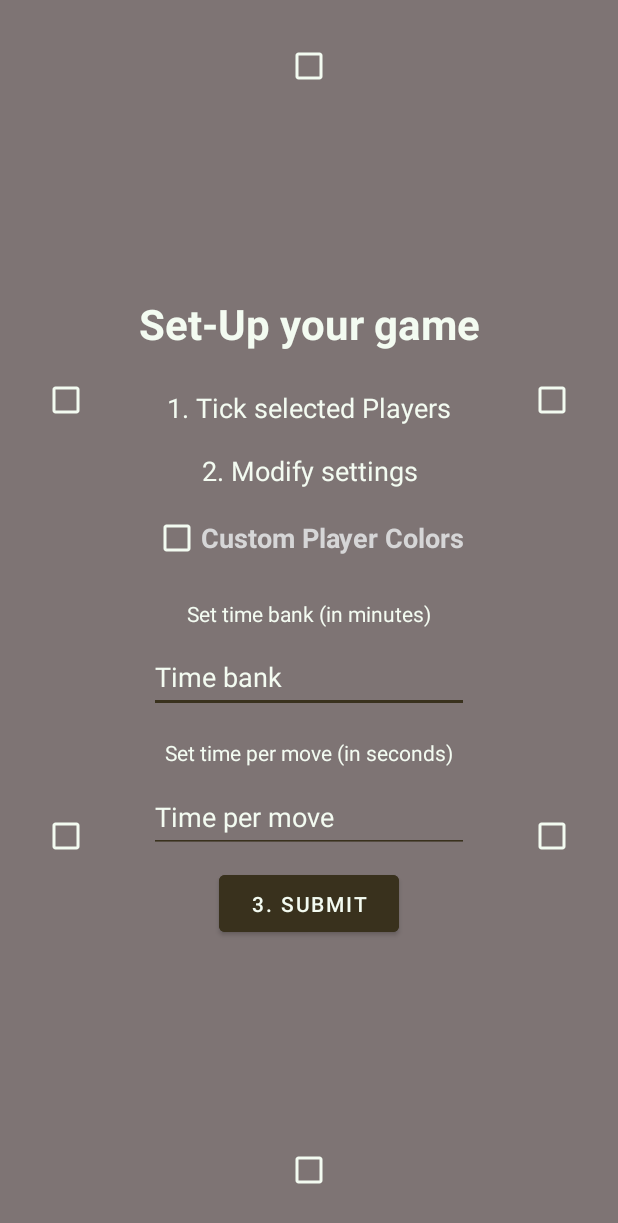
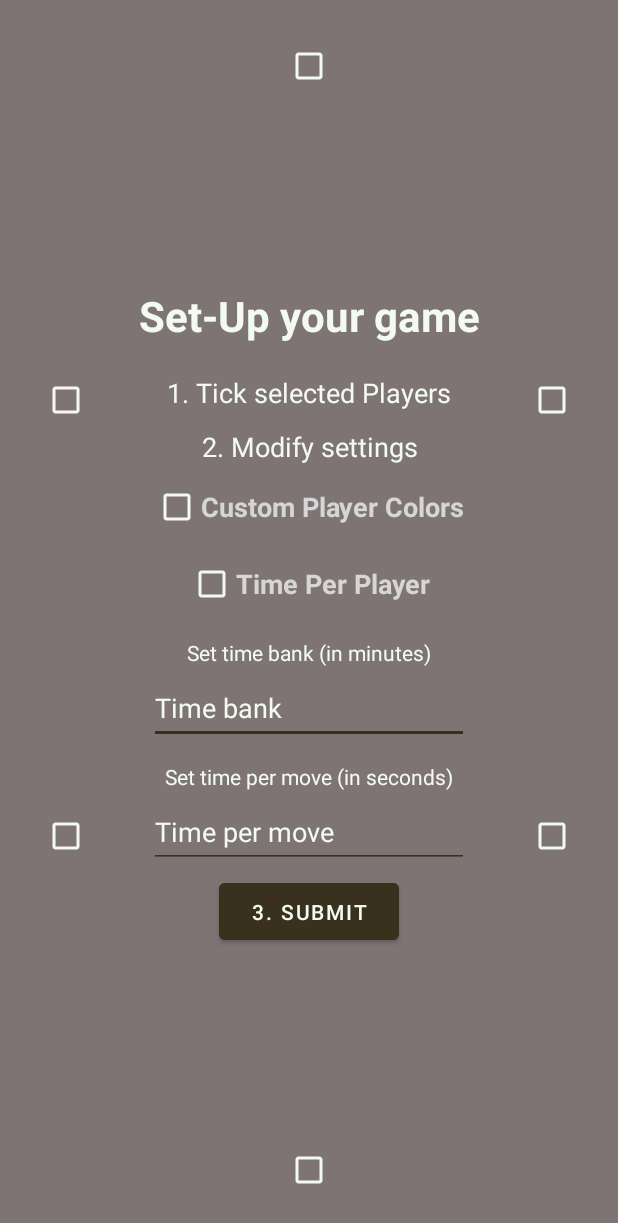
Before and after one commit to Deemerus/BoardGameClock, an Android app: the screen it shows after launch (SettingsActivity), on a phone screen of 412 x 824 dp. Shown: the top 1223 px of the screen. Run offline under Robolectric (Android 15) with nearby library versions, the phone set to English and light mode, and no system bars; libraries missing offline, so code that uses them is left out: com.github.dhaval2404.colorpicker.

Commit message:
introduce custom time bank per player

```diff
--- a/app/src/main/java/pl/boardgameclock/SettingsActivity.java
+++ b/app/src/main/java/pl/boardgameclock/SettingsActivity.java
@@ -28,6 +28,7 @@ public class SettingsActivity extends AppCompatActivity {
     private BoardState boardState;
     private List<Button> colorButtons;
     private List<CheckBox> isInPlayCheckBoxes;
+    private List<EditText> customTimeBankViews;
 
     protected void onCreate(Bundle savedInstanceState) {
         super.onCreate(savedInstanceState);
@@ -53,7 +54,17 @@ public class SettingsActivity extends AppCompatActivity {
         colorButtons.add(findViewById(R.id.color4));
         colorButtons.add(findViewById(R.id.color5));
         colorButtons.add(findViewById(R.id.color6));
+
+        customTimeBankViews = new LinkedList<>();
+        customTimeBankViews.add((findViewById(R.id.customTimeBank1)));
+        customTimeBankViews.add((findViewById(R.id.customTimeBank2)));
+        customTimeBankViews.add((findViewById(R.id.customTimeBank3)));
+        customTimeBankViews.add((findViewById(R.id.customTimeBank4)));
+        customTimeBankViews.add((findViewById(R.id.customTimeBank5)));
+        customTimeBankViews.add((findViewById(R.id.customTimeBank6)));
+
         setColorButtonsVisibility();
+        setCustomTimeBankViewsVisibility();
         setButtonColors();
     }
 
@@ -92,6 +103,20 @@ public class SettingsActivity extends AppCompatActivity {
         colorButtons.get(playerId).setVisibility(visibility);
     }
 
+    private void setCustomTimeBankViewsVisibility() {
+        for(int playerId=0; playerId<=5; playerId++) {
+            setCustomTimeBankViewVisibility(playerId, boardState.isCustomTimeBank());
+        }
+    }
+
+    private void setCustomTimeBankViewVisibility(int playerId, boolean visible) {
+        int visibility = View.INVISIBLE;
+        if(visible && boardState.getPlayer(playerId).isInPlay()){
+            visibility = View.VISIBLE;
+        }
+        customTimeBankViews.get(playerId).setVisibility(visibility);
+    }
+
     private void setPlayersInPlay() {
         for(int playerId=0; playerId<=5; playerId++) {
             boardState.getPlayer(playerId).setInPlay(isInPlayCheckBoxes.get(playerId).isChecked());
@@ -118,9 +143,23 @@ public class SettingsActivity extends AppCompatActivity {
             }
 
             boardState.setTimeBankForAllPlayers(timeBank*60);
+            setCustomTimeBank();
             boardState.setTimeForMove(timePerMove);
             boardState.initiateFirstActivePlayer();
             startActivity(new Intent(this, MainActivity.class));
+        }
+    }
+
+    private void setCustomTimeBank() {
+        if(boardState.isCustomTimeBank()) {
+            for(int playerId = 0; playerId<=5; playerId++) {
+                try{
+                    long timePerMove = Long.parseLong(customTimeBankViews.get(playerId).getText().toString());
+                    boardState.getPlayer(playerId).setTimeBank(timePerMove*60);
+                } catch(NumberFormatException e) {
+                    //do nothing, default value will remain
+                }
+            }
         }
     }
 
@@ -130,9 +169,16 @@ public class SettingsActivity extends AppCompatActivity {
         setColorButtonsVisibility();
     }
 
+    public void onChangeCustomTimePerPlayer(View view) {
+        boolean customTimePerPlayerSetting = ((CheckBox)findViewById(R.id.customTimeBank)).isChecked();
+        boardState.setCustomTimeBank(customTimePerPlayerSetting);
+        setCustomTimeBankViewsVisibility();
+    }
+
     public void onChangePlayerActive(View view) {
         setPlayersInPlay();
         setColorButtonsVisibility();
+        setCustomTimeBankViewsVisibility();
     }
 
     public void onSelectColoPlayer1(View view) {
--- a/app/src/main/java/pl/boardgameclock/classes/BoardState.java
+++ b/app/src/main/java/pl/boardgameclock/classes/BoardState.java
@@ -9,6 +9,15 @@ public class BoardState {
     private int activePlayerId;
     private long timeForMove;
     private boolean customColors = false;
+    private boolean customTimeBank = false;
+
+    public boolean isCustomTimeBank() {
+        return customTimeBank;
+    }
+
+    public void setCustomTimeBank(boolean customTimeBank) {
+        this.customTimeBank = customTimeBank;
+    }
 
     public int getActivePlayerId() {
         return activePlayerId;
--- a/app/src/main/res/layout/activity_settings.xml
+++ b/app/src/main/res/layout/activity_settings.xml
@@ -73,10 +73,26 @@
             android:textColor="@color/white"
             android:textSize="18sp"
             android:textStyle="bold"
+            app:layout_constraintBottom_toTopOf="@+id/customTimeBank"
+            app:layout_constraintEnd_toEndOf="parent"
+            app:layout_constraintStart_toStartOf="parent"
+            app:layout_constraintTop_toBottomOf="@+id/settingsLabel"
+            tools:ignore="DuplicateSpeakableTextCheck" />
+
+        <CheckBox
+            android:id="@+id/customTimeBank"
+            android:layout_width="wrap_content"
+            android:layout_height="wrap_content"
+            android:buttonTint="@color/button_text"
+            android:onClick="onChangeCustomTimePerPlayer"
+            android:text="@string/customTimePerPlayer"
+            android:textColor="@color/white"
+            android:textSize="18sp"
+            android:textStyle="bold"
             app:layout_constraintBottom_toTopOf="@+id/textView3"
             app:layout_constraintEnd_toEndOf="parent"
             app:layout_constraintStart_toStartOf="parent"
-            app:layout_constraintTop_toBottomOf="@+id/settingsLabel"
+            app:layout_constraintTop_toBottomOf="@+id/customColors"
             tools:ignore="DuplicateSpeakableTextCheck" />
 
         <TextView
@@ -89,7 +105,7 @@
             app:layout_constraintBottom_toTopOf="@+id/timeBank"
             app:layout_constraintEnd_toEndOf="parent"
             app:layout_constraintStart_toStartOf="parent"
-            app:layout_constraintTop_toBottomOf="@+id/customColors" />
+            app:layout_constraintTop_toBottomOf="@+id/customTimeBank" />
 
         <EditText
             android:id="@+id/timeBank"
@@ -293,4 +309,76 @@
         app:layout_constraintLeft_toLeftOf="parent"
         app:layout_constraintRight_toLeftOf="@+id/centerBody" />
 
+    <EditText
+        android:id="@+id/customTimeBank1"
+        android:layout_width="wrap_content"
+        android:layout_height="wrap_content"
+        android:width="64sp"
+        android:ems="10"
+        android:gravity="center"
+        android:inputType="text"
+        app:layout_constraintBottom_toTopOf="@+id/centerBody"
+        app:layout_constraintEnd_toStartOf="@+id/checkBox1"
+        app:layout_constraintTop_toTopOf="parent" />
+
+    <EditText
+        android:id="@+id/customTimeBank2"
+        android:layout_width="wrap_content"
+        android:layout_height="wrap_content"
+        android:width="64sp"
+        android:ems="10"
+        android:gravity="center"
+        android:inputType="text"
+        app:layout_constraintTop_toBottomOf="@+id/checkBox2"
+        app:layout_constraintStart_toEndOf="@+id/centerBody"
+        app:layout_constraintEnd_toEndOf="parent" />
+
+    <EditText
+        android:id="@+id/customTimeBank3"
+        android:layout_width="wrap_content"
+        android:layout_height="wrap_content"
+        android:width="64sp"
+        android:ems="10"
+        android:gravity="center"
+        android:inputType="text"
+        app:layout_constraintTop_toBottomOf="@+id/checkBox3"
+        app:layout_constraintStart_toEndOf="@+id/centerBody"
+        app:layout_constraintEnd_toEndOf="parent" />
+
+    <EditText
+        android:id="@+id/customTimeBank4"
+        android:layout_width="wrap_content"
+        android:layout_height="wrap_content"
+        android:width="64sp"
+        android:ems="10"
+        android:gravity="center"
+        android:inputType="text"
+        app:layout_constraintTop_toBottomOf="@+id/centerBody"
+        app:layout_constraintEnd_toStartOf="@+id/checkBox4"
+        app:layout_constraintBottom_toBottomOf="parent" />
+
+    <EditText
+        android:id="@+id/customTimeBank5"
+        android:layout_width="wrap_content"
+        android:layout_height="wrap_content"
+        android:width="64sp"
+        android:ems="10"
+        android:gravity="center"
+        android:inputType="text"
+        app:layout_constraintTop_toBottomOf="@+id/checkBox5"
+        app:layout_constraintEnd_toStartOf="@+id/centerBody"
+        app:layout_constraintStart_toStartOf="parent" />
+
+    <EditText
+        android:id="@+id/customTimeBank6"
+        android:layout_width="wrap_content"
+        android:layout_height="wrap_content"
+        android:width="64sp"
+        android:ems="10"
+        android:gravity="center"
+        android:inputType="text"
+        app:layout_constraintTop_toBottomOf="@+id/checkBox6"
+        app:layout_constraintEnd_toStartOf="@+id/centerBody"
+        app:layout_constraintStart_toStartOf="parent" />
+
 </androidx.constraintlayout.widget.ConstraintLayout>
--- a/app/src/main/res/values/strings.xml
+++ b/app/src/main/res/values/strings.xml
@@ -19,6 +19,7 @@
     <string name="tickPlayers">1. Tick selected Players</string>
     <string name="settingsLabel">2. Modify settings</string>
     <string name="customColors">Custom Player Colors</string>
+    <string name="customTimePerPlayer">Time Per Player</string>
     <string name="timeBankDescription">Set time bank (in minutes)</string>
     <string name="timePerMoveDescription">Set time per move (in seconds)</string>
 
```
